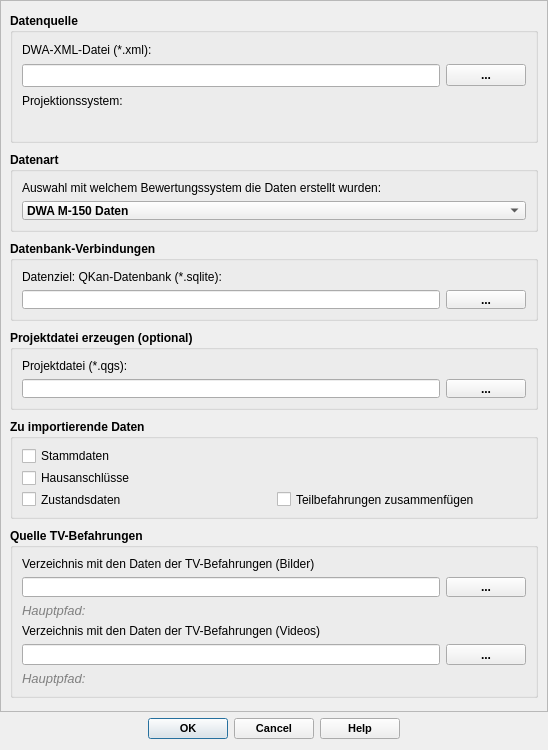
This is qkan/m150porter/res/xml_import_dialog_base.ui in hoettges/QKan as Qt 5 draws it before an edit. The edited form follows.
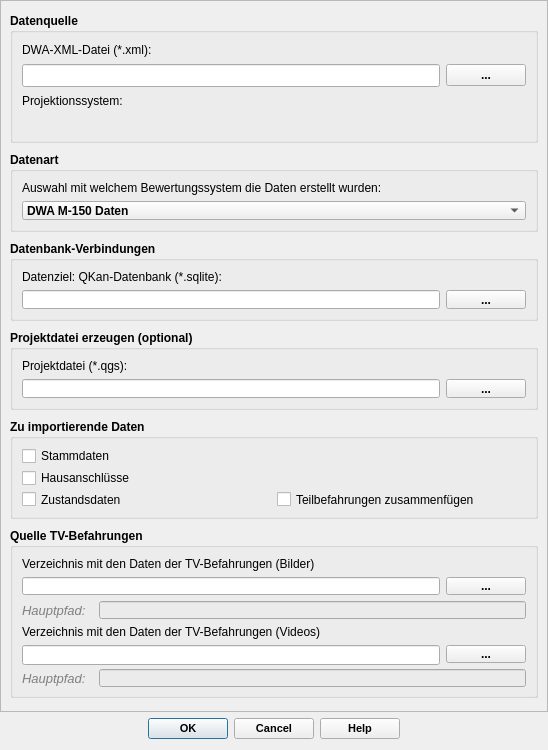
This is the edited form. Custom widgets are drawn as their Qt base class.

Diff of the .ui file:
```diff
--- a/qkan/m150porter/res/xml_import_dialog_base.ui
+++ b/qkan/m150porter/res/xml_import_dialog_base.ui
@@ -637,7 +637,15 @@
            </layout>
           </item>
           <item>
+           <layout class="QHBoxLayout" name="horizontalLayout_9">
+            <item>
            <widget class="QLabel" name="lf_rootFotos">
+              <property name="minimumSize">
+               <size>
+                <width>71</width>
+                <height>0</height>
+               </size>
+              </property>
             <property name="font">
              <font>
               <family>Tahoma</family>
@@ -654,7 +662,7 @@
              <string>Hauptpfad zu den Verzeichnissen mit allen Fotos. Bearbeitung über QKan-Menü &quot;Optionen&quot;</string>
             </property>
             <property name="styleSheet">
-             <string notr="true">color: rgb(128, 128, 128);</string>
+               <string notr="true">color: rgb(127, 127, 127);</string>
             </property>
             <property name="text">
              <string>Hauptpfad: </string>
@@ -663,6 +671,37 @@
              <set>Qt::AlignLeading|Qt::AlignLeft|Qt::AlignVCenter</set>
             </property>
            </widget>
+            </item>
+            <item>
+             <widget class="QLineEdit" name="tf_rootFotos">
+              <property name="font">
+               <font>
+                <family>Tahoma</family>
+                <pointsize>10</pointsize>
+                <weight>50</weight>
+                <italic>true</italic>
+                <bold>false</bold>
+               </font>
+              </property>
+              <property name="toolTip">
+               <string>&lt;html&gt;&lt;head/&gt;&lt;body&gt;&lt;p&gt;Vollständiger Pfad zu den Videos der TV-Befahrungen. In der Datenbank wird nur der Teil relativ zum Hauptpfad gespeichert.&lt;/p&gt;&lt;/body&gt;&lt;/html&gt;</string>
+              </property>
+              <property name="statusTip">
+               <string>Pfad zu den Videos</string>
+              </property>
+              <property name="autoFillBackground">
+               <bool>false</bool>
+              </property>
+              <property name="styleSheet">
+               <string notr="true">color: rgb(127, 127, 127);
+background-color: rgb(235, 235, 235);</string>
+              </property>
+              <property name="alignment">
+               <set>Qt::AlignRight|Qt::AlignTrailing|Qt::AlignVCenter</set>
+              </property>
+             </widget>
+            </item>
+           </layout>
           </item>
           <item>
            <widget class="QLabel" name="label_10">
@@ -726,7 +765,15 @@
            </layout>
           </item>
           <item>
+           <layout class="QHBoxLayout" name="horizontalLayout_10">
+            <item>
            <widget class="QLabel" name="lf_rootVideos">
+              <property name="minimumSize">
+               <size>
+                <width>71</width>
+                <height>0</height>
+               </size>
+              </property>
             <property name="font">
              <font>
               <family>Tahoma</family>
@@ -743,7 +790,7 @@
              <string>Hauptpfad zu den Verzeichnissen mit allen Fotos. Bearbeitung über QKan-Menü &quot;Optionen&quot;</string>
             </property>
             <property name="styleSheet">
-             <string notr="true">color: rgb(128, 128, 128);</string>
+               <string notr="true">color: rgb(127, 127, 127);</string>
             </property>
             <property name="text">
              <string>Hauptpfad: </string>
@@ -752,6 +799,34 @@
              <set>Qt::AlignLeading|Qt::AlignLeft|Qt::AlignVCenter</set>
             </property>
            </widget>
+            </item>
+            <item>
+             <widget class="QLineEdit" name="tf_rootVideos">
+              <property name="font">
+               <font>
+                <family>Tahoma</family>
+                <pointsize>10</pointsize>
+                <weight>50</weight>
+                <italic>true</italic>
+                <bold>false</bold>
+               </font>
+              </property>
+              <property name="toolTip">
+               <string>&lt;html&gt;&lt;head/&gt;&lt;body&gt;&lt;p&gt;Vollständiger Pfad zu den Videos der TV-Befahrungen. In der Datenbank wird nur der Teil relativ zum Hauptpfad gespeichert.&lt;/p&gt;&lt;/body&gt;&lt;/html&gt;</string>
+              </property>
+              <property name="statusTip">
+               <string>Pfad zu den Videos</string>
+              </property>
+              <property name="styleSheet">
+               <string notr="true">color: rgb(127, 127, 127);
+background-color: rgb(235, 235, 235);</string>
+              </property>
+              <property name="alignment">
+               <set>Qt::AlignRight|Qt::AlignTrailing|Qt::AlignVCenter</set>
+              </property>
+             </widget>
+            </item>
+           </layout>
           </item>
          </layout>
         </widget>
```
Lines whose indentation alone changed are shown as unchanged.
